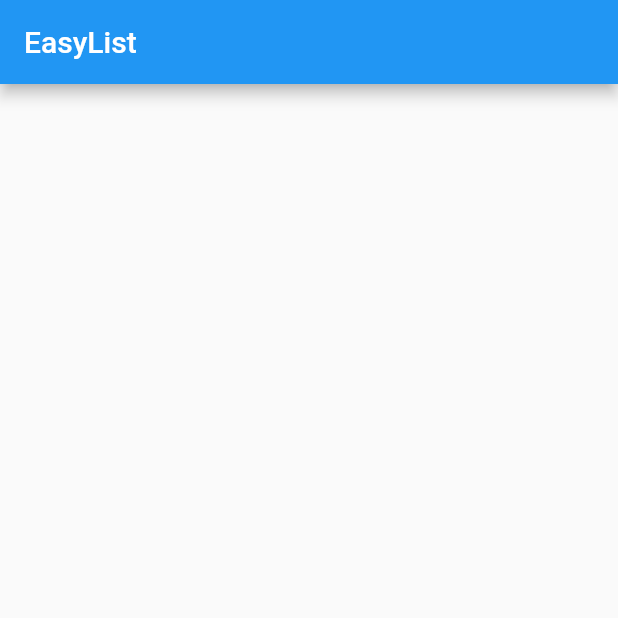
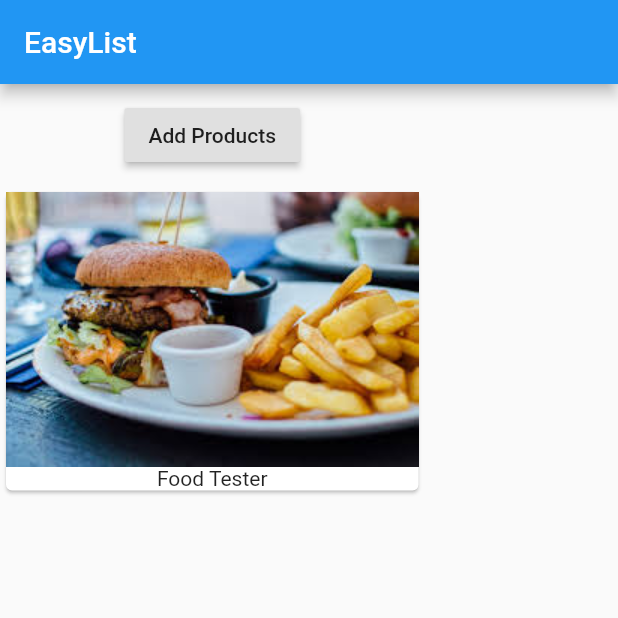
Before and after one commit to shrijan00003/flutter-first-app, a Flutter app: the screen it shows after launch, on a phone screen of 412 x 824 dp, the top half of it. Run offline on Flutter 3.47's test engine with Material 2 defaults, Android fonts, the phone set to English and light mode, and no system bars.

Commit message:
day2-writting-widgets: button, pictures and readme is updated

```diff
--- a/lib/main.dart
+++ b/lib/main.dart
@@ -5,16 +5,55 @@ void main() {
   runApp(MyApp());
 }
 
-class MyApp extends StatelessWidget {
+// void main() => runApp(MyApp());
+
+class MyApp extends StatefulWidget {
+  @override
+  State<StatefulWidget> createState() {
+    // TODO: implement createState
+    return _MyAppState();
+  }
+}
+
+class _MyAppState extends State<MyApp> {
+  List<String> _products = ['Food Tester'];
   @override
   Widget build(BuildContext context) {
     // TODO: implement build
     return MaterialApp(
       home: Scaffold(
-        appBar: AppBar(
-          title: Text('EasyList'),
-        ),
-      ),
+          appBar: AppBar(
+            title: Text('EasyList'),
+          ),
+          body: Column(
+            children: <Widget>[
+              Container(
+                margin: EdgeInsets.all(10.0),
+                child: RaisedButton(
+                  onPressed: () {
+                    setState(() {
+                      _products.add(('Avanced Food Tester'));
+                    });
+                  },
+                  child: Text('Add Products'),
+                ),
+              ),
+              Column(
+                children: _products
+                    .map(
+                      (element) => Card(
+                            child: Column(
+                              children: <Widget>[
+                                Image.asset('assets/food.jpeg'),
+                                Text(element),
+                              ],
+                            ),
+                          ),
+                    )
+                    .toList(),
+              )
+            ],
+          )),
     );
   }
 }
```
Also changed, not shown: pubspec.yaml (+2 -7 lines), assets/food.jpeg (added), 1 other file.
